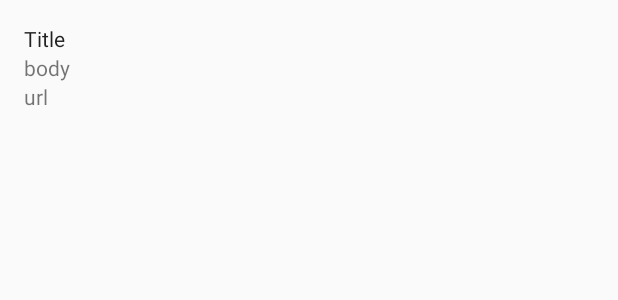
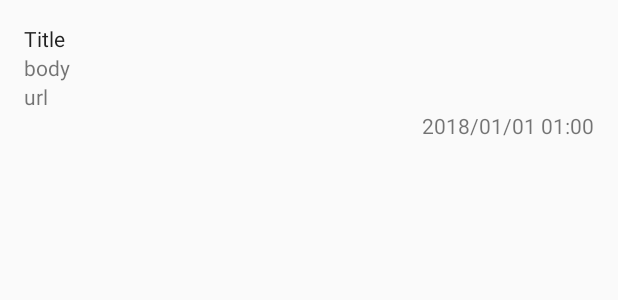
Before and after one commit to yuzumone/mikutter_fcm_for_android, an Android app: the layout item_mikutter_message.xml on its own in the app's theme, with its tools: preview values and no code run, on a phone screen of 412 x 824 dp. Shown: the top 300 px of the screen. Run offline under Robolectric (Android 15) with nearby library versions, the phone set to English and light mode, and no system bars.

Commit message:
Update message item layout

```diff
--- a/app/src/main/res/layout/item_mikutter_message.xml
+++ b/app/src/main/res/layout/item_mikutter_message.xml
@@ -6,6 +6,7 @@
     >
 
     <data>
+        <import type="android.view.View"/>
         <variable
             name="message"
             type="net.yuzumone.mikutter.fcm.entity.MikutterMessage"
@@ -16,6 +17,9 @@
         android:layout_width="match_parent"
         android:layout_height="wrap_content"
         android:padding="16dp"
+        android:background="?android:attr/selectableItemBackground"
+        android:clickable="true"
+        android:focusable="true"
         >
 
         <TextView
@@ -23,6 +27,7 @@
             android:layout_width="0dp"
             android:layout_height="wrap_content"
             android:text="@{message.title}"
+            android:visibility="@{message.title == null ? View.GONE : View.VISIBLE}"
             tools:text="Title"
             app:layout_constraintTop_toTopOf="parent"
             app:layout_constraintStart_toStartOf="parent"
@@ -46,10 +51,21 @@
             android:layout_width="0dp"
             android:layout_height="wrap_content"
             android:text="@{message.url}"
+            android:visibility="@{message.url == null ? View.GONE : View.VISIBLE}"
             tools:text="url"
             app:layout_constraintTop_toBottomOf="@+id/textBody"
             app:layout_constraintStart_toStartOf="parent"
             app:layout_constraintEnd_toEndOf="parent"
             />
+
+        <TextView
+            android:id="@+id/textDate"
+            android:layout_width="wrap_content"
+            android:layout_height="wrap_content"
+            tools:text="2018/01/01 01:00"
+            app:date="@{message.timestamp}"
+            app:layout_constraintTop_toBottomOf="@+id/textUrl"
+            app:layout_constraintEnd_toEndOf="parent"
+            />
     </android.support.constraint.ConstraintLayout>
 </layout>
```
